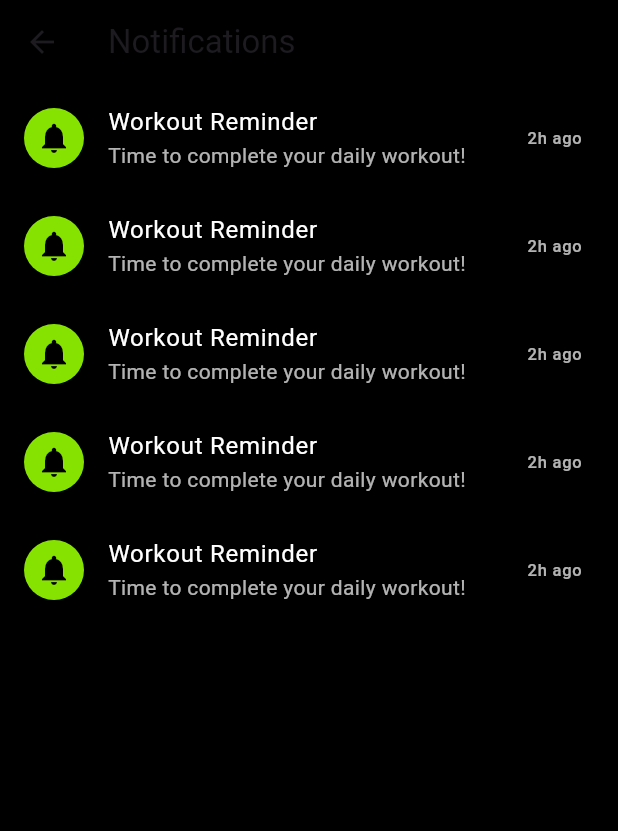
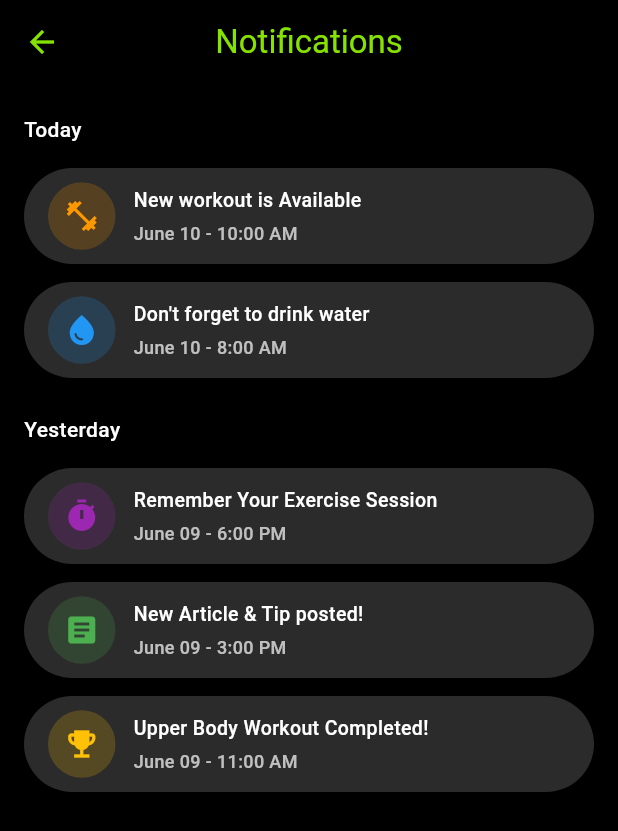
Before and after one commit to Va16hav07/smart_health, a Flutter app: the NotificationPage screen opened directly, on a phone screen of 412 x 824 dp. Shown: the top 831 px of the screen. Run offline on Flutter 3.47's test engine with Material 3 defaults, Android fonts, the phone set to English and light mode, and no system bars; our stand-ins replace firebase_core, flutter_tts; accounts and stored records are empty.

Commit message:
notification fixes

```diff
--- a/lib/pages/ChallengesPage.dart
+++ b/lib/pages/ChallengesPage.dart
@@ -8,7 +8,7 @@ class ChallengesPage extends StatelessWidget {
       backgroundColor: Colors.black,
       appBar: AppBar(
         backgroundColor: Colors.transparent,
-        title: Text('Challenges'),
+        title: Text('Challenges', style: TextStyle(color: Color(0xFF86E200))),
         automaticallyImplyLeading: false,
       ),
       body: ListView(
--- a/lib/pages/NotificationPage.dart
+++ b/lib/pages/NotificationPage.dart
@@ -8,31 +8,134 @@ class NotificationPage extends StatelessWidget {
       backgroundColor: Colors.black,
       appBar: AppBar(
         backgroundColor: Colors.transparent,
-        title: Text('Notifications'),
+        iconTheme: IconThemeData(color: Color(0xFF86E200)),
+        centerTitle: true,
+        title: Text(
+          'Notifications',
+          style: TextStyle(color: Color(0xFF86E200)),
+        ),
         leading: IconButton(
           icon: Icon(Icons.arrow_back),
           onPressed: () => Navigator.pop(context),
         ),
       ),
-      body: ListView.builder(
-        itemCount: 5,
-        itemBuilder: (context, index) {
-          return ListTile(
-            leading: CircleAvatar(
-              backgroundColor: Color(0xFF86E200),
-              child: Icon(Icons.notifications, color: Colors.black),
+      body: SingleChildScrollView(
+        padding: EdgeInsets.symmetric(horizontal: 16, vertical: 20),
+        child: Column(
+          crossAxisAlignment: CrossAxisAlignment.start,
+          children: [
+            Text(
+              "Today",
+              style: TextStyle(
+                fontSize: 14,
+                fontWeight: FontWeight.w500,
+                color: Colors.white,
+              ),
             ),
-            title: Text(
-              'Workout Reminder',
-              style: TextStyle(color: Colors.white),
+            SizedBox(height: 16),
+            _buildNotificationItem(
+              "New workout is Available",
+              "June 10 - 10:00 AM",
+              Icons.fitness_center,
+              Colors.orange,
             ),
-            subtitle: Text(
-              'Time to complete your daily workout!',
-              style: TextStyle(color: Colors.white70),
+            SizedBox(height: 12),
+            _buildNotificationItem(
+              "Don't forget to drink water",
+              "June 10 - 8:00 AM",
+              Icons.water_drop,
+              Colors.blue,
             ),
-            trailing: Text('2h ago', style: TextStyle(color: Colors.white70)),
-          );
-        },
+            SizedBox(height: 24),
+            Text(
+              "Yesterday",
+              style: TextStyle(
+                fontSize: 14,
+                fontWeight: FontWeight.w500,
+                color: Colors.white,
+              ),
+            ),
+            SizedBox(height: 16),
+            _buildNotificationItem(
+              "Remember Your Exercise Session",
+              "June 09 - 6:00 PM",
+              Icons.timer,
+              Colors.purple,
+            ),
+            SizedBox(height: 12),
+            _buildNotificationItem(
+              "New Article & Tip posted!",
+              "June 09 - 3:00 PM",
+              Icons.article,
+              Colors.green,
+            ),
+            SizedBox(height: 12),
+            _buildNotificationItem(
+              "Upper Body Workout Completed!",
+              "June 09 - 11:00 AM",
+              Icons.emoji_events,
+              Colors.amber,
+            ),
+          ],
+        ),
+      ),
+    );
+  }
+
+  Widget _buildNotificationItem(
+    String title,
+    String time,
+    IconData icon,
+    Color iconColor,
+  ) {
+    return Container(
+      width: double.infinity,
+      height: 64,
+      decoration: BoxDecoration(
+        borderRadius: BorderRadius.circular(36),
+        color: Color(0xff2b2b2b),
+      ),
+      child: Padding(
+        padding: EdgeInsets.symmetric(horizontal: 16),
+        child: Row(
+          children: [
+            Container(
+              width: 45,
+              height: 45,
+              decoration: BoxDecoration(
+                shape: BoxShape.circle,
+                color: iconColor.withOpacity(0.2),
+              ),
+              child: Icon(icon, color: iconColor, size: 24),
+            ),
+            SizedBox(width: 12),
+            Expanded(
+              child: Column(
+                mainAxisAlignment: MainAxisAlignment.center,
+                crossAxisAlignment: CrossAxisAlignment.start,
+                children: [
+                  Text(
+                    title,
+                    style: TextStyle(
+                      fontSize: 13,
+                      fontWeight: FontWeight.w500,
+                      color: Colors.white,
+                    ),
+                  ),
+                  SizedBox(height: 4),
+                  Text(
+                    time,
+                    style: TextStyle(
+                      fontSize: 12,
+                      fontWeight: FontWeight.w500,
+                      color: Colors.white70,
+                    ),
+                  ),
+                ],
+              ),
+            ),
+          ],
+        ),
       ),
     );
   }
--- a/lib/pages/ProfilePage.dart
+++ b/lib/pages/ProfilePage.dart
@@ -8,7 +8,7 @@ class ProfilePage extends StatelessWidget {
       backgroundColor: Colors.black,
       appBar: AppBar(
         backgroundColor: Colors.transparent,
-        title: Text('Profile'),
+        title: Text('Profile', style: TextStyle(color: Color(0xFF86E200))),
         automaticallyImplyLeading: false,
       ),
       body: SingleChildScrollView(
--- a/lib/pages/ReminderPage.dart
+++ b/lib/pages/ReminderPage.dart
@@ -8,7 +8,7 @@ class ReminderPage extends StatelessWidget {
       backgroundColor: Colors.black,
       appBar: AppBar(
         backgroundColor: Colors.transparent,
-        title: Text('Reminders'),
+        title: Text('Reminders', style: TextStyle(color: Color(0xFF86E200))),
         automaticallyImplyLeading: false,
       ),
       body: ListView.builder(
--- a/lib/pages/WorkoutPage.dart
+++ b/lib/pages/WorkoutPage.dart
@@ -8,7 +8,7 @@ class WorkoutPage extends StatelessWidget {
       backgroundColor: Colors.black,
       appBar: AppBar(
         backgroundColor: Colors.transparent,
-        title: Text('Workouts'),
+        title: Text('Workouts', style: TextStyle(color: Color(0xFF86E200))),
         automaticallyImplyLeading: false,
       ),
       body: ListView(
--- a/pubspec.yaml
+++ b/pubspec.yaml
@@ -46,7 +46,6 @@ dependencies:
   fl_chart: ^0.65.0
   permission_handler: ^11.0.1
   flutter_tts: ^3.8.5
-  speech_to_text: ^6.3.0
 
   # The following adds the Cupertino Icons font to your application.
   # Use with the CupertinoIcons class for iOS style icons.
```
Also changed, not shown: lib/pages/AIAssistantPage.dart (+0 -67 lines), pubspec.lock, 1 other file.
